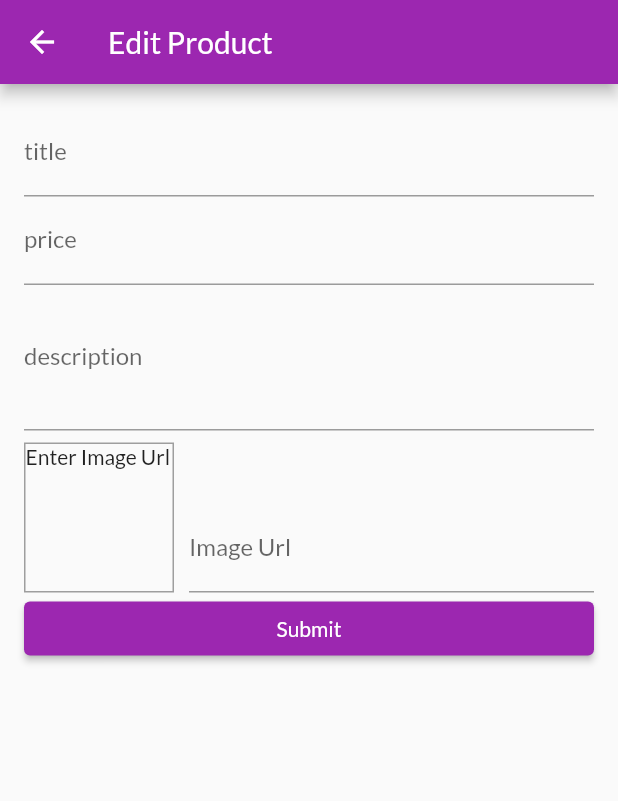
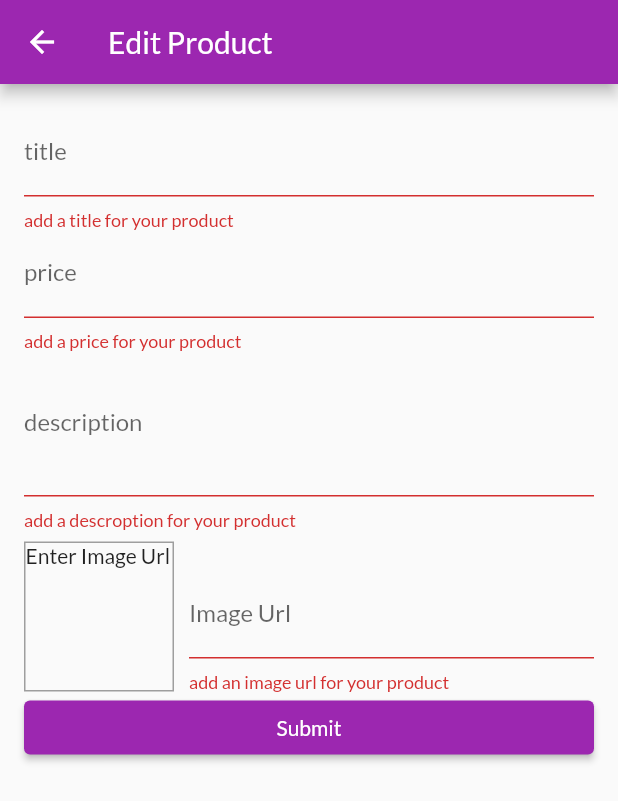
Before and after one commit to emperor006/Jumia-Clone, a Flutter app: the EditProductScreen screen opened by its route, after a tap on "Submit", on a phone screen of 412 x 824 dp. Shown: the top 801 px of the screen. Run offline on Flutter 3.47's test engine with Material 2 defaults, Android fonts, the light colour scheme and no system bars; network calls fail; statements that could not run were skipped.

Commit message:
finish up!

```diff
--- a/lib/provider/products_provider.dart
+++ b/lib/provider/products_provider.dart
@@ -72,7 +72,15 @@ class ProductsProvider with ChangeNotifier {
   class, it would not be possible to notify all child
   widgets that are listening of this change(i.e by calling notifyListeners()).
   */
-  void addProducts() {
+  void addProducts(Product product) {
+    final initialProduct = Product(
+        id: product.id,
+        description: product.description,
+        imageUrl: product.imageUrl,
+        price: product.price,
+        title: product.title);
+    //_list.add(initialProduct);
+    _list.insert(0, initialProduct);
     notifyListeners();
   }
 
--- a/lib/screens/edit_product_screen.dart
+++ b/lib/screens/edit_product_screen.dart
@@ -1,5 +1,7 @@
 import 'package:flutter/material.dart';
 import 'package:jumia/provider/products.dart';
+import 'package:jumia/provider/products_provider.dart';
+import 'package:provider/provider.dart';
 
 class EditProductScreen extends StatefulWidget {
   static const routeName = '/edit-product';
@@ -17,6 +19,14 @@ class _EditProductScreenState extends State<EditProductScreen> {
   final _formkey = GlobalKey<FormState>();
   var _product =
       Product(id: "", description: "", imageUrl: "", price: 0, title: "");
+
+  String id = "";
+
+  @override
+  void didChangeDependencies() {
+    id = ModalRoute.of(context)!.settings.arguments as String;
+    super.didChangeDependencies();
+  }
 
   @override
   void dispose() {
@@ -41,8 +51,13 @@ class _EditProductScreenState extends State<EditProductScreen> {
   }
 
   void saveForm() {
+    final val = _formkey.currentState!.validate();
+    if (!val) {
+      return;
+    }
     _formkey.currentState!.save();
-
+    Provider.of<ProductsProvider>(context, listen: false).addProducts(_product);
+    Navigator.of(context).pop();
   }
 
   @override
@@ -56,6 +71,12 @@ class _EditProductScreenState extends State<EditProductScreen> {
             child: ListView(
               children: [
                 TextFormField(
+                  validator: (value) {
+                    if (value!.isEmpty) {
+                      return 'add a title for your product';
+                    }
+                    return null;
+                  },
                   onSaved: ((newValue) => _product = Product(
                       id: _product.id,
                       description: _product.description,
@@ -68,6 +89,20 @@ class _EditProductScreenState extends State<EditProductScreen> {
                   decoration: const InputDecoration(label: Text('title')),
                 ),
                 TextFormField(
+                  validator: (value) {
+                    if (value!.isEmpty) {
+                      return 'add a price for your product';
+                    }
+                    if (double.tryParse(value) == null) {
+                      return 'Please enter a valid number';
+                    }
+
+                    if (double.parse(value) <= 0) {
+                      return 'Please enter a value greater than 0';
+                    }
+
+                    return null;
+                  },
                   onSaved: ((newValue) => _product = Product(
                       id: _product.id,
                       description: _product.description,
@@ -82,6 +117,12 @@ class _EditProductScreenState extends State<EditProductScreen> {
                   decoration: const InputDecoration(label: Text('price')),
                 ),
                 TextFormField(
+                  validator: (value) {
+                    if (value!.isEmpty) {
+                      return 'add a descroption for your product';
+                    }
+                    return null;
+                  },
                   onSaved: ((newValue) => _product = Product(
                       id: _product.id,
                       description: newValue.toString(),
@@ -116,6 +157,12 @@ class _EditProductScreenState extends State<EditProductScreen> {
                     ),
                     Expanded(
                       child: TextFormField(
+                        validator: (value) {
+                          if (value!.isEmpty) {
+                            return 'add an image url for your product';
+                          }
+                          return null;
+                        },
                         onSaved: ((newValue) => _product = Product(
                             id: _product.id,
                             description: _product.description,
--- a/lib/screens/user_product_screen.dart
+++ b/lib/screens/user_product_screen.dart
@@ -31,7 +31,9 @@ class UserProductScreen extends StatelessWidget {
             itemCount: productObject.items.length,
             itemBuilder: (ctx, index) => Column(
                   children: [
-                    UserProductItem(productObject.items[index].imageUrl,
+                    UserProductItem(
+                       productObject.items[index].id,
+                      productObject.items[index].imageUrl,
                         productObject.items[index].title),
                     const Divider(),
                   ],
```
Also changed, not shown: lib/widgets/user_product_item.dart (+22 -7 lines).
